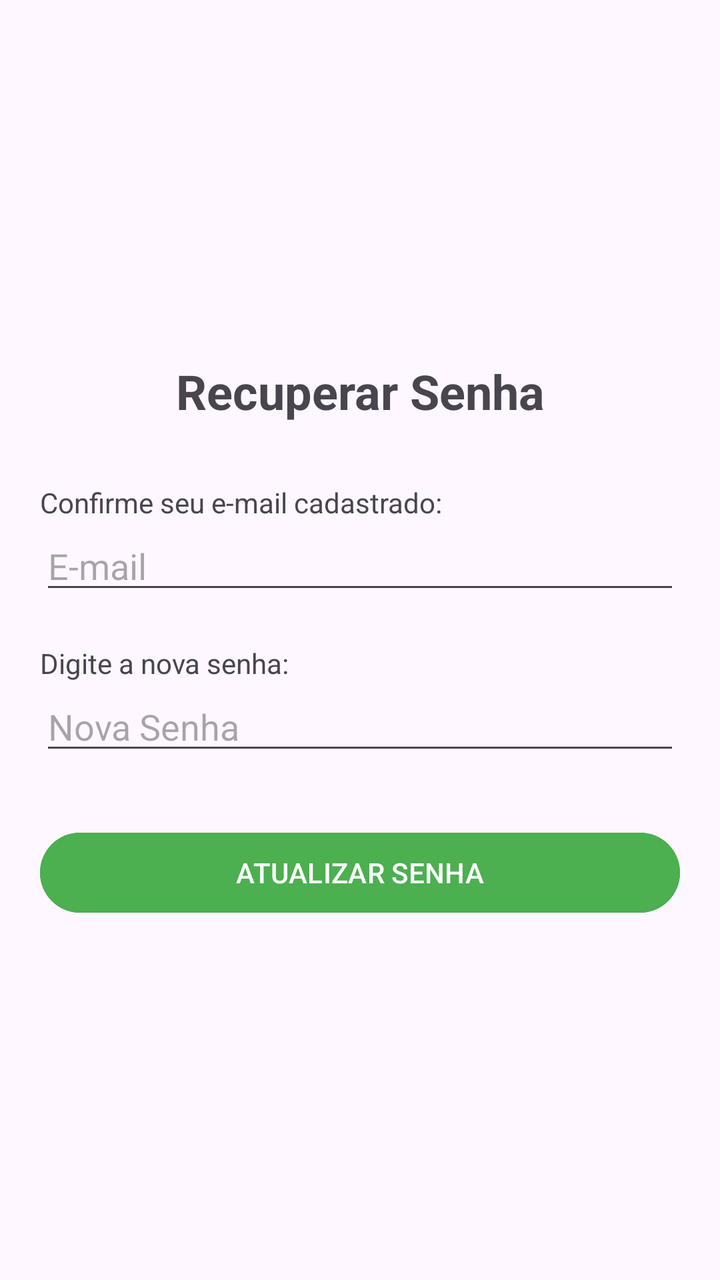
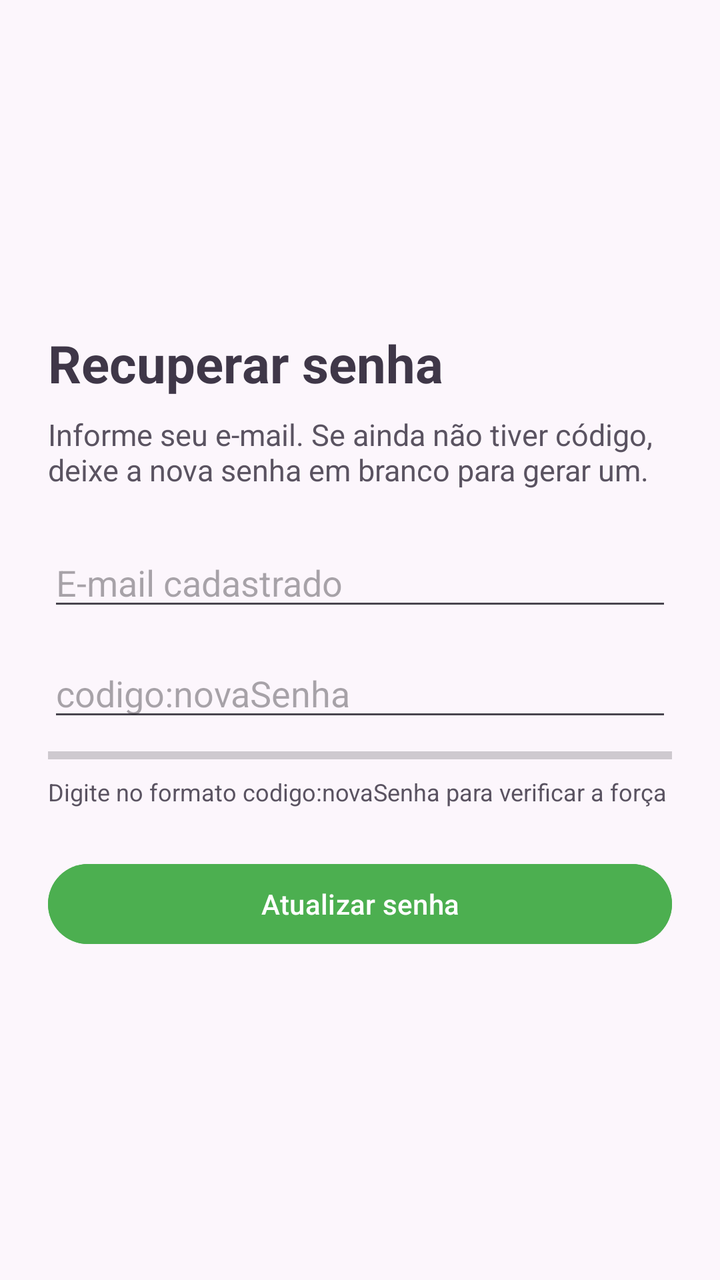

An Android layout rendered at two revisions. The XML below is the earlier revision; the diff shows what the commit changed to produce the second picture.
<!-- AndroidManifest.xml: application theme Theme.BDRoomComCamera -->
<!-- res/layout/activity_recuperar_senha.xml -->
<?xml version="1.0" encoding="utf-8"?>
<LinearLayout xmlns:android="http://schemas.android.com/apk/res/android"
    android:layout_width="match_parent"
    android:layout_height="match_parent"
    android:orientation="vertical"
    android:padding="20dp"
    android:gravity="center_vertical">

    <TextView
        android:layout_width="match_parent"
        android:layout_height="wrap_content"
        android:text="Recuperar Senha"
        android:textSize="24sp"
        android:textStyle="bold"
        android:alignmentMode="alignMargins"
        android:layout_marginBottom="30dp"
        android:gravity="center" />

    <TextView
        android:layout_width="match_parent"
        android:layout_height="wrap_content"
        android:text="Confirme seu e-mail cadastrado:" />

    <EditText
        android:id="@+id/edtEmailRecuperar"
        android:layout_width="match_parent"
        android:layout_height="wrap_content"
        android:hint="E-mail"
        android:inputType="textEmailAddress"
        android:layout_marginBottom="20dp" />

    <TextView
        android:layout_width="match_parent"
        android:layout_height="wrap_content"
        android:text="Digite a nova senha:" />

    <EditText
        android:id="@+id/edtNovaSenha"
        android:layout_width="match_parent"
        android:layout_height="wrap_content"
        android:hint="Nova Senha"
        android:inputType="textPassword"
        android:layout_marginBottom="30dp" />

    <Button
        android:id="@+id/btnSalvarNovaSenha"
        android:layout_width="match_parent"
        android:layout_height="wrap_content"
        android:text="ATUALIZAR SENHA"
        android:backgroundTint="#4CAF50"
        android:textColor="@android:color/white" />

</LinearLayout>
<!-- resources referenced by this layout -->
<resources>
  <style name="Theme.BDRoomComCamera" parent="Base.Theme.BDRoomComCamera" />
  <style name="Base.Theme.BDRoomComCamera" parent="Theme.Material3.DayNight.NoActionBar">
          
          
      </style>
</resources>

<!-- the commit's change to res/layout/activity_recuperar_senha.xml (unified diff, before → after) -->
@@ -1,53 +1,76 @@
 <?xml version="1.0" encoding="utf-8"?>
-<LinearLayout xmlns:android="http://schemas.android.com/apk/res/android"
+<ScrollView xmlns:android="http://schemas.android.com/apk/res/android"
     android:layout_width="match_parent"
     android:layout_height="match_parent"
-    android:orientation="vertical"
-    android:padding="20dp"
-    android:gravity="center_vertical">
+    android:background="@color/app_background"
+    android:fillViewport="true">
 
-    <TextView
+    <LinearLayout
         android:layout_width="match_parent"
         android:layout_height="wrap_content"
-        android:text="Recuperar Senha"
-        android:textSize="24sp"
-        android:textStyle="bold"
-        android:alignmentMode="alignMargins"
-        android:layout_marginBottom="30dp"
-        android:gravity="center" />
+        android:gravity="center_vertical"
+        android:orientation="vertical"
+        android:padding="24dp">
 
-    <TextView
-        android:layout_width="match_parent"
-        android:layout_height="wrap_content"
-        android:text="Confirme seu e-mail cadastrado:" />
+        <TextView
+            android:layout_width="match_parent"
+            android:layout_height="wrap_content"
+            android:text="Recuperar senha"
+            android:textColor="@color/app_text_primary"
+            android:textSize="26sp"
+            android:textStyle="bold" />
 
-    <EditText
-        android:id="@+id/edtEmailRecuperar"
-        android:layout_width="match_parent"
-        android:layout_height="wrap_content"
-        android:hint="E-mail"
-        android:inputType="textEmailAddress"
-        android:layout_marginBottom="20dp" />
+        <TextView
+            android:layout_width="match_parent"
+            android:layout_height="wrap_content"
+            android:layout_marginTop="8dp"
+            android:text="Informe seu e-mail. Se ainda não tiver código, deixe a nova senha em branco para gerar um."
+            android:textColor="@color/app_text_secondary"
+            android:textSize="15sp" />
 
-    <TextView
-        android:layout_width="match_parent"
-        android:layout_height="wrap_content"
-        android:text="Digite a nova senha:" />
+        <EditText
+            android:id="@+id/edtEmailRecuperar"
+            android:layout_width="match_parent"
+            android:layout_height="wrap_content"
+            android:layout_marginTop="24dp"
+            android:hint="E-mail cadastrado"
+            android:inputType="textEmailAddress"
+            android:singleLine="true" />
 
-    <EditText
-        android:id="@+id/edtNovaSenha"
-        android:layout_width="match_parent"
-        android:layout_height="wrap_content"
-        android:hint="Nova Senha"
-        android:inputType="textPassword"
-        android:layout_marginBottom="30dp" />
+        <EditText
+            android:id="@+id/edtNovaSenha"
+            android:layout_width="match_parent"
+            android:layout_height="wrap_content"
+            android:layout_marginTop="14dp"
+            android:hint="codigo:novaSenha"
+            android:inputType="textPassword"
+            android:singleLine="true" />
 
-    <Button
-        android:id="@+id/btnSalvarNovaSenha"
-        android:layout_width="match_parent"
-        android:layout_height="wrap_content"
-        android:text="ATUALIZAR SENHA"
-        android:backgroundTint="#4CAF50"
-        android:textColor="@android:color/white" />
+        <ProgressBar
+            android:id="@+id/progressForcaNovaSenha"
+            style="?android:attr/progressBarStyleHorizontal"
+            android:layout_width="match_parent"
+            android:layout_height="8dp"
+            android:layout_marginTop="8dp"
+            android:max="5"
+            android:progress="0" />
 
-</LinearLayout>
+        <TextView
+            android:id="@+id/txtForcaNovaSenha"
+            android:layout_width="match_parent"
+            android:layout_height="wrap_content"
+            android:layout_marginTop="6dp"
+            android:text="Digite no formato codigo:novaSenha para verificar a força"
+            android:textColor="@color/app_text_secondary"
+            android:textSize="12sp" />
+
+        <Button
+            android:id="@+id/btnSalvarNovaSenha"
+            android:layout_width="match_parent"
+            android:layout_height="wrap_content"
+            android:layout_marginTop="24dp"
+            android:backgroundTint="#4CAF50"
+            android:text="Atualizar senha"
+            android:textColor="@android:color/white" />
+    </LinearLayout>
+</ScrollView>
<!-- resource entries referenced after the edit -->
@@ -1,5 +1,8 @@
 <!-- resources referenced by this layout -->
 <resources>
+  <color name="app_background">#FCF6FC</color>
+  <color name="app_text_primary">#3F3748</color>
+  <color name="app_text_secondary">#5A5361</color>
   <style name="Theme.BDRoomComCamera" parent="Base.Theme.BDRoomComCamera" />
   <style name="Base.Theme.BDRoomComCamera" parent="Theme.Material3.DayNight.NoActionBar">
           
